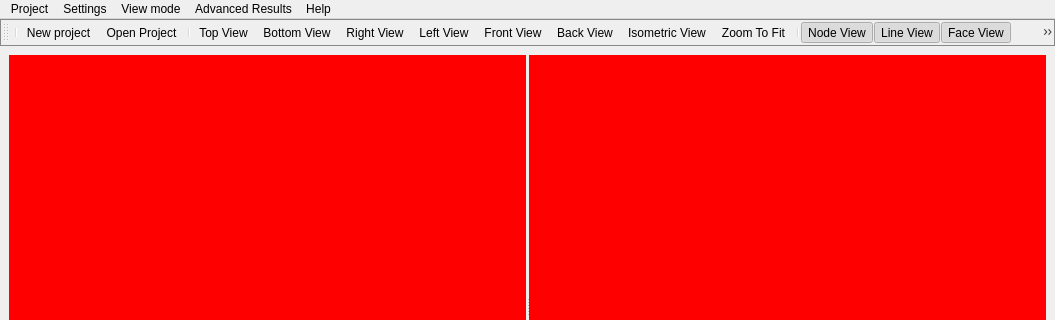
Above: vibra/interface/data/ui_files/main_window.ui from MOPT-UFSC/VIBRA before the change; both pictures show x 0 to 1055 and y 0 to 320 of the 1055 by 587 pixel window. Below: the same form after it.
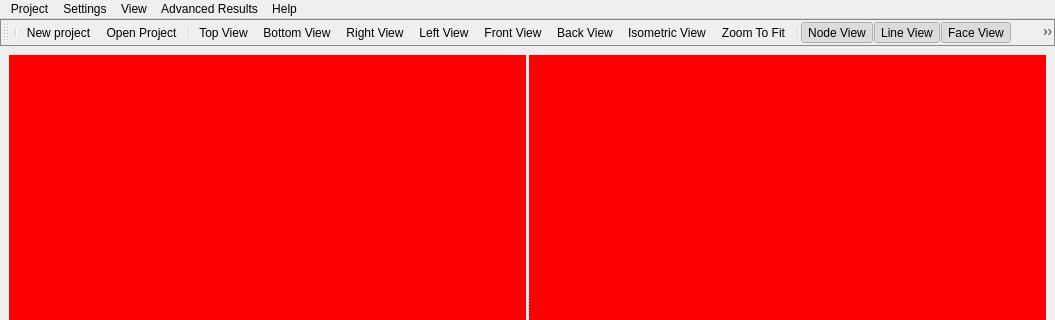
That is the form after the change. Icons and pictures are not drawn.

Commit message: Move the Show material and Show fluid actions from Settings to View menu

```diff
--- a/vibra/interface/data/ui_files/main_window.ui
+++ b/vibra/interface/data/ui_files/main_window.ui
@@ -136,7 +136,7 @@
      <x>0</x>
      <y>0</y>
      <width>1055</width>
-     <height>21</height>
+     <height>31</height>
     </rect>
    </property>
    <widget class="QMenu" name="menu_project">
@@ -167,7 +167,7 @@
    </widget>
    <widget class="QMenu" name="menu_view_mode">
     <property name="title">
-     <string>View mode</string>
+     <string>View</string>
     </property>
     <addaction name="action_node_view"/>
     <addaction name="action_line_view"/>
```
Left out of the diff: 7 changed lines with no effect on the pictures.
